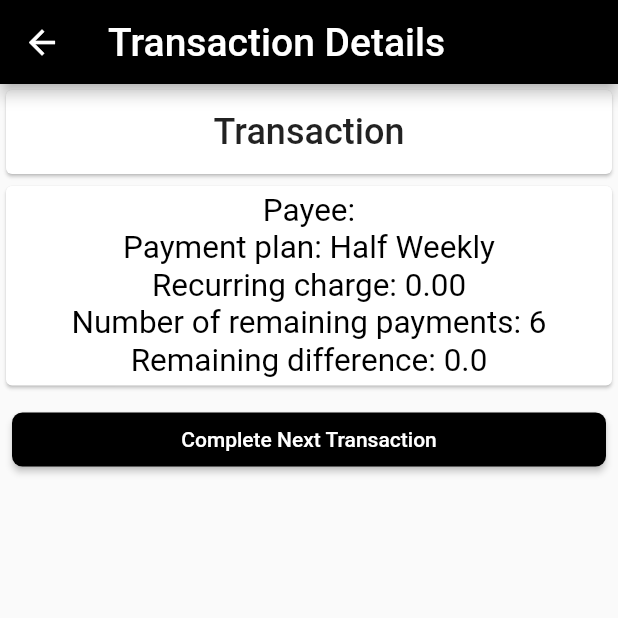
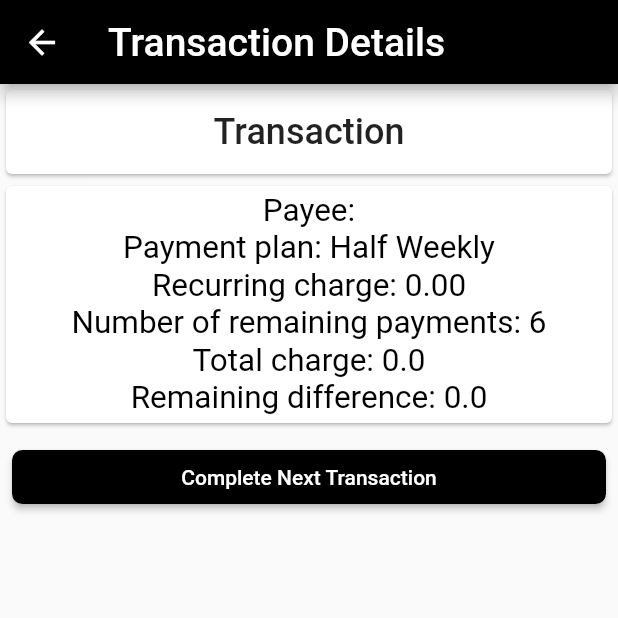
Before and after one commit to femilamptey/postpay, a Flutter app: the TransactionDetailsPage screen opened directly with empty values, on a phone screen of 412 x 824 dp, the top half of it. Run offline on Flutter 3.47's test engine with Material 2 defaults, Android fonts, the phone set to English and light mode, and no system bars; our stand-ins replace localstorage, percent_indicator, pull_to_refresh, sqflite; missing offline and left inert: alt_http; accounts and stored records are empty; Roboto replaces fonts that are missing (Nunito); statements that could not run were skipped.

Commit message:
Update transactiondetailspage.dart

```diff
--- a/lib/transactiondetailspage.dart
+++ b/lib/transactiondetailspage.dart
@@ -13,6 +13,8 @@ class TransactionDetailsPage extends StatelessWidget {
         "Recurring charge: ${transaction.remainingTransactions.first.getAmount.toStringAsFixed(2)} "
         "${transaction.remainingTransactions.first.getCurrency}\n"
         "Number of remaining payments: ${transaction.remainingTransactions.length}\n"
+        "Total charge: ${transaction.totalAmount} "
+        "${transaction.remainingTransactions.first.getCurrency}\n"
         "Remaining difference: ${transaction.remainingAmount}"
     ;
 
```
